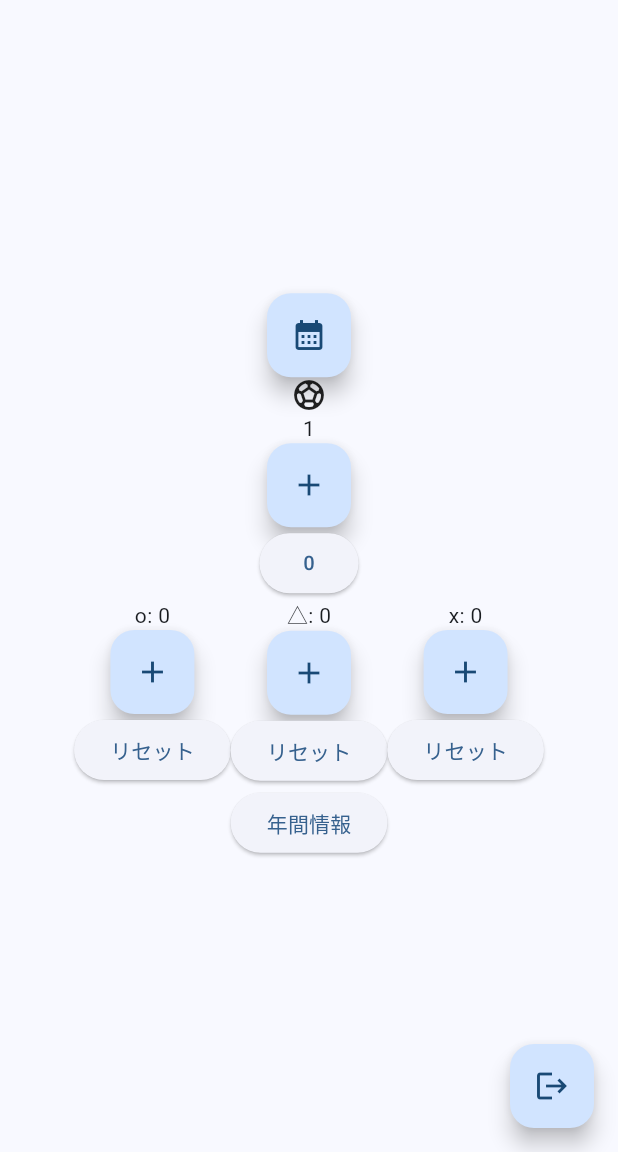
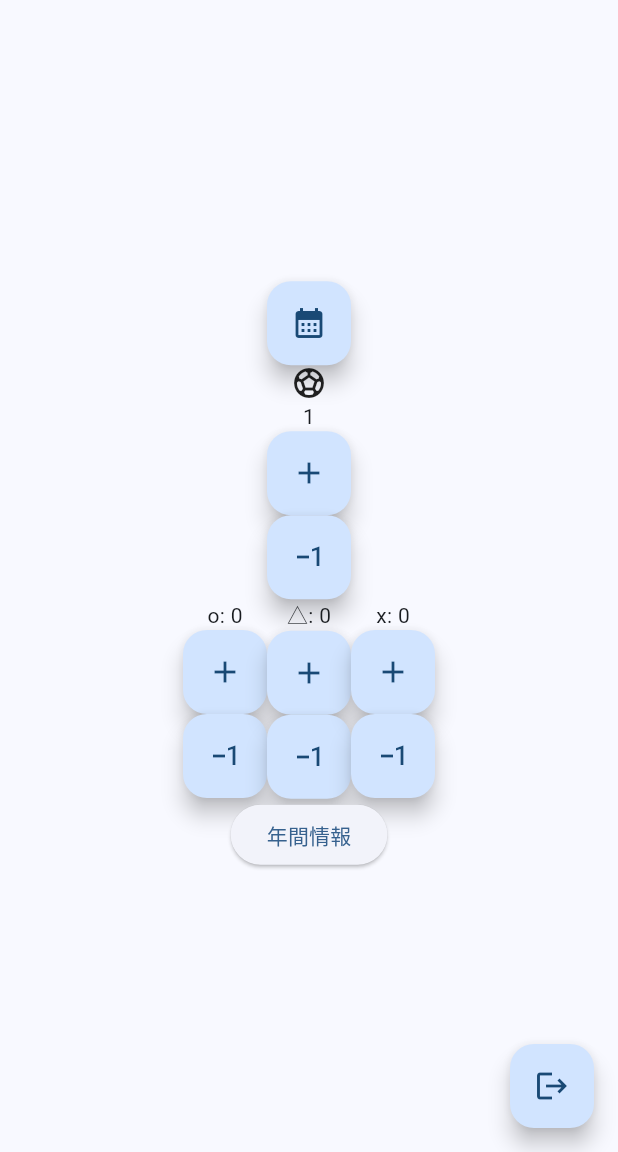
Before and after one commit to ichusrlocalbin/futsal-goals, a Flutter app: the screen it shows once a user with an empty profile is signed in, after a tap on the "add" icon, on a phone screen of 412 x 824 dp, the part 84-1236 px from its top. Run offline on Flutter 3.47's test engine with Material 3 defaults, Android fonts, the phone set to English and light mode, and no system bars; our stand-ins replace cloud_firestore, firebase_auth, firebase_core, google_sign_in; accounts and stored records are empty; generated files the repository leaves out were written again.

Commit message:
refactoring score

```diff
--- a/lib/screens/futsal_score_screen.dart
+++ b/lib/screens/futsal_score_screen.dart
@@ -1,3 +1,4 @@
+import 'dart:math';
 import 'package:flutter/material.dart';
 
 import 'package:cloud_firestore/cloud_firestore.dart';
@@ -13,6 +14,8 @@ class FutsalScorePage extends StatefulWidget {
   @override
   State<FutsalScorePage> createState() => _FutsalScorePageState();
 }
+
+enum Score { goals, wins, draws, losses }
 
 class _FutsalScorePageState extends State<FutsalScorePage> {
   int goals = 0;
@@ -79,71 +82,33 @@ class _FutsalScorePageState extends State<FutsalScorePage> {
     }
   }
 
-  void _incrementGoals() {
+  void _incrementScore(Score score) {
+    _inCrementOrDecrementScore(score, true);
+  }
+
+  void _decrementScore(Score score) {
+    _inCrementOrDecrementScore(score, false);
+  }
+
+  void _inCrementOrDecrementScore(Score score, bool isIncrement) {
     if (currentUser == null) return;
     setState(() {
-      goals++;
+      switch (score) {
+        case Score.goals:
+          goals = isIncrement ? goals + 1 : max(goals - 1, 0);
+        case Score.wins:
+          wins = isIncrement ? wins + 1 : max(wins - 1, 0);
+        case Score.draws:
+          draws = isIncrement ? draws + 1 : max(draws - 1, 0);
+        case Score.losses:
+          losses = isIncrement ? losses + 1 : max(losses - 1, 0);
+      }
     });
     _updateFireStore(selectedDateStr, {
       'goals': goals,
-    });
-  }
-
-  void _incrementResult(String result) {
-    if (currentUser == null) return;
-    setState(() {
-      if (result == 'wins') {
-        wins++;
-      } else if (result == 'draws') {
-        draws++;
-      } else if (result == 'losses') {
-        losses++;
-      }
-    });
-    _updateFireStore(selectedDateStr, {
       'wins': wins,
       'draws': draws,
       'losses': losses,
-    });
-  }
-
-  void _resetGoals() {
-    if (currentUser == null) return;
-    setState(() {
-      goals = 0;
-    });
-    _updateFireStore(selectedDateStr, {
-      'goals': 0,
-    });
-  }
-
-  void _resetWins() {
-    if (currentUser == null) return;
-    setState(() {
-      wins = 0;
-    });
-    _updateFireStore(selectedDateStr, {
-      'wins': 0,
-    });
-  }
-
-  void _resetDraws() {
-    if (currentUser == null) return;
-    setState(() {
-      draws = 0;
-    });
-    _updateFireStore(selectedDateStr, {
-      'draws': 0,
-    });
-  }
-
-  void _resetLosses() {
-    if (currentUser == null) return;
-    setState(() {
-      losses = 0;
-    });
-    _updateFireStore(selectedDateStr, {
-      'losses': 0,
     });
   }
 
@@ -191,67 +156,62 @@ class _FutsalScorePageState extends State<FutsalScorePage> {
               '$goals',
             ),
             FloatingActionButton(
-              onPressed: _incrementGoals,
+              onPressed: () => _incrementScore(Score.goals),
               tooltip: 'Increment',
               child: const Icon(Icons.add),
             ),
-            ElevatedButton(
-              onPressed: _resetGoals,
-              child: const Icon(Icons.exposure_zero),
+            FloatingActionButton(
+              onPressed: () => _decrementScore(Score.goals),
+              tooltip: 'Decrement',
+              child: const Icon(Icons.exposure_minus_1),
             ),
-            Row(
-              mainAxisAlignment: MainAxisAlignment.center,
-              children: <Widget>[
-                Column(
-                  children: <Widget>[
+            Row(mainAxisAlignment: MainAxisAlignment.center, children: <Widget>[
+              Column(children: <Widget>[
                 Text(
                   'o: $wins',
                 ),
                 FloatingActionButton(
-                      onPressed: () => _incrementResult('wins'),
+                  onPressed: () => _incrementScore(Score.wins),
                   tooltip: 'Increment',
                   child: const Icon(Icons.add),
                 ),
-                    ElevatedButton(
-                      onPressed: _resetWins,
-                      child: const Text('リセット'),
+                FloatingActionButton(
+                  onPressed: () => _decrementScore(Score.wins),
+                  tooltip: 'Decrement',
+                  child: const Icon(Icons.exposure_minus_1),
                 ),
-                    ]
-                  ),
-                  Column(
-                    children: <Widget> [
+              ]),
+              Column(children: <Widget>[
                 Text(
                   '△: $draws',
                 ),
                 FloatingActionButton(
-                        onPressed: () => _incrementResult('draws'),
+                  onPressed: () => _incrementScore(Score.draws),
                   tooltip: 'Increment',
                   child: const Icon(Icons.add),
                 ),
-                      ElevatedButton(
-                        onPressed: _resetDraws,
-                        child: const Text('リセット'),
+                FloatingActionButton(
+                  onPressed: () => _decrementScore(Score.draws),
+                  tooltip: 'Decrement',
+                  child: const Icon(Icons.exposure_minus_1),
                 ),
-                    ]
-                  ),
-                  Column(
-                    children: <Widget> [
+              ]),
+              Column(children: <Widget>[
                 Text(
                   'x: $losses',
                 ),
                 FloatingActionButton(
-                        onPressed: () => _incrementResult('losses'),
+                  onPressed: () => _incrementScore(Score.losses),
                   tooltip: 'Increment',
                   child: const Icon(Icons.add),
                 ),
-                      ElevatedButton(
-                        onPressed: _resetLosses,
-                        child: const Text('リセット'),
+                FloatingActionButton(
+                  onPressed: () => _decrementScore(Score.losses),
+                  tooltip: 'Decrement',
+                  child: const Icon(Icons.exposure_minus_1),
                 ),
-                    ]
-                  ),
-                ]
-              ),
+              ]),
+            ]),
             ElevatedButton(
               onPressed: () => Navigator.push(
                 context,
```
Lines whose indentation alone changed are shown as unchanged.
